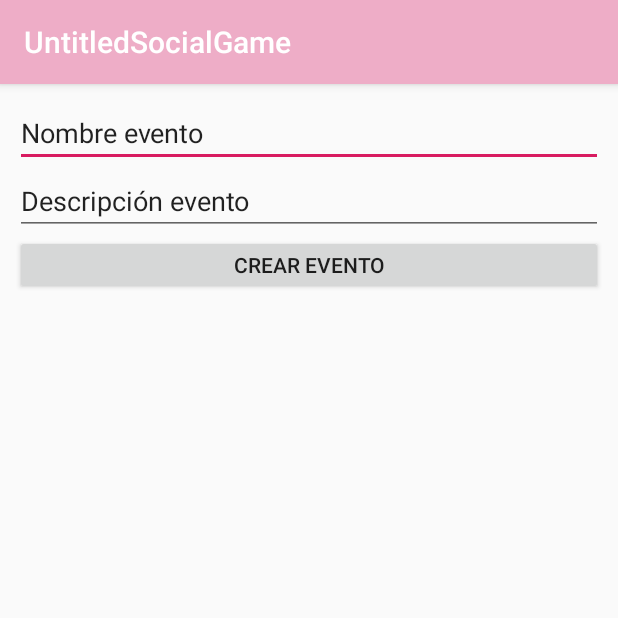
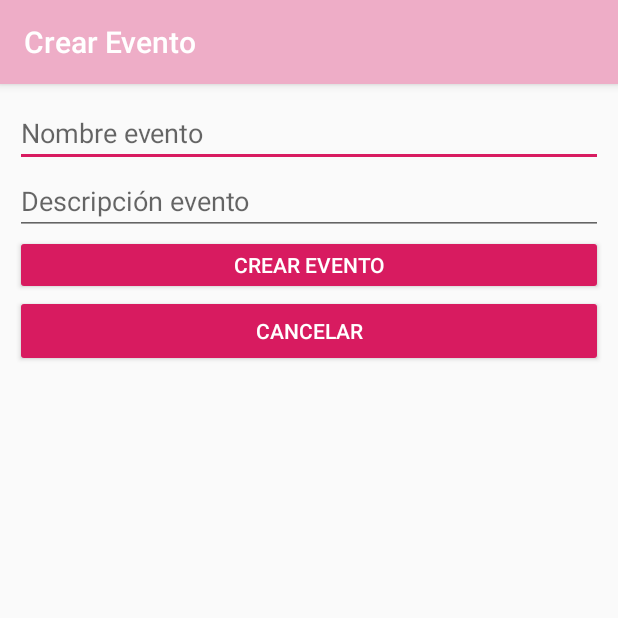
Before and after one commit to loen1995/UntitledSocialGame, an Android app: the CreateEventActivity screen opened directly, with no data from a screen before it, on a phone screen of 412 x 824 dp, the top half of it. Run offline under Robolectric (Android 15) with nearby library versions, the phone set to English and light mode, and no system bars.

Commit message:
Cambios en Añadir Evento y Hardcodes

```diff
--- a/app/src/main/AndroidManifest.xml
+++ b/app/src/main/AndroidManifest.xml
@@ -43,6 +43,7 @@
             </intent-filter>
         </activity>
         <activity android:name=".scenes.events.CreateEventActivity"
+            android:label="@string/event_create"
             />
     </application>
 
--- a/app/src/main/java/com/gimbernat/UntitledSocialGame/scenes/events/CreateEventActivity.java
+++ b/app/src/main/java/com/gimbernat/UntitledSocialGame/scenes/events/CreateEventActivity.java
@@ -31,7 +31,10 @@ public class CreateEventActivity extends AppCompatActivity implements ICreateEve
     private  Double LNG;
     private  Double LAT;
 
+
     Button createEventButton;       //boton crear evento
+    Button returnToMap;         // boton para volver al mapa
+
     protected void onCreate (Bundle savedInstanceState)
     {
         super.onCreate(savedInstanceState);
@@ -51,6 +54,14 @@ public class CreateEventActivity extends AppCompatActivity implements ICreateEve
             }
         });
 
+        this.returnToMap = this.findViewById(R.id.goToMap);
+
+        this.returnToMap.setOnClickListener(new View.OnClickListener() {
+            @Override
+            public void onClick(View v) {
+                CreateEventActivity.this.navigateToPrivate();
+            }
+        });
 
     }
 
--- a/app/src/main/java/com/gimbernat/UntitledSocialGame/scenes/login/LoginActivity.java
+++ b/app/src/main/java/com/gimbernat/UntitledSocialGame/scenes/login/LoginActivity.java
@@ -50,7 +50,6 @@ public class LoginActivity extends AppCompatActivity implements ILoginActivity {
         this.hideLoading();
     }
 
-
     public String getTextEmail()
     {
         final EditText textField = LoginActivity.this.findViewById(R.id.emailLogin);
@@ -81,6 +80,7 @@ public class LoginActivity extends AppCompatActivity implements ILoginActivity {
         view.setAction(Intent.ACTION_VIEW);
         startActivity(view);
     }
+
     @Override
     public void showLoading() {
 
--- a/app/src/main/res/layout/activity_create_event.xml
+++ b/app/src/main/res/layout/activity_create_event.xml
@@ -5,7 +5,9 @@
     android:layout_height="wrap_content"
     android:orientation="vertical"
     android:padding="10dp"
+    android:title="@string/menu_logout"
     tools:context=".scenes.events.CreateEventActivity">
+
 
 
     <EditText
@@ -15,7 +17,7 @@
         android:layout_weight="1"
         android:ems="10"
         android:inputType="text"
-        android:text="Nombre evento" />
+        android:hint="@string/event_name" />
 
     <EditText
         android:id="@+id/descriptionEvent"
@@ -24,7 +26,7 @@
         android:layout_weight="1"
         android:ems="10"
         android:inputType="text"
-        android:text="Descripción evento" />
+        android:hint="@string/event_desc" />
 
 
     <Button
@@ -32,7 +34,18 @@
         android:layout_width="match_parent"
         android:layout_height="40dp"
         android:layout_weight="1"
-        android:text="Crear evento" />
+        android:backgroundTint="@color/colorAccent"
+        android:textColor="@color/colorWhite"
+        android:text="@string/event_create" />
+
+    <Button
+        android:id="@+id/goToMap"
+        android:layout_width="match_parent"
+        android:layout_height="wrap_content"
+        android:layout_weight="1"
+        android:backgroundTint="@color/colorAccent"
+        android:textColor="@color/colorWhite"
+        android:text="@string/cancelar" />
 
 
 </LinearLayout>
--- a/app/src/main/res/layout/activity_register.xml
+++ b/app/src/main/res/layout/activity_register.xml
@@ -37,7 +37,7 @@
         android:layout_height="52dp"
         android:layout_marginTop="45dp"
         android:layout_weight="1"
-        android:hint="@string/registro"
+        android:text="@string/registro"
         android:backgroundTint="@color/colorAccent"
         android:textColor="@color/colorWhite"
         app:layout_constraintBottom_toBottomOf="parent"
--- a/app/src/main/res/values/strings.xml
+++ b/app/src/main/res/values/strings.xml
@@ -9,6 +9,12 @@
     <string name="registro">Registro</string>
     <string name="password">Password</string>
     <string name="nickname">Nickname</string>
+    <string name="event_name">Nombre evento</string>
+    <string name="event_desc">Descripción evento</string>
+    <string name="cancelar">Cancelar</string>
+    <string name="event_create">Crear Evento</string>
+
+
     //Mapa
     <string name="title_activity_google_maps">Map</string>
 
```
